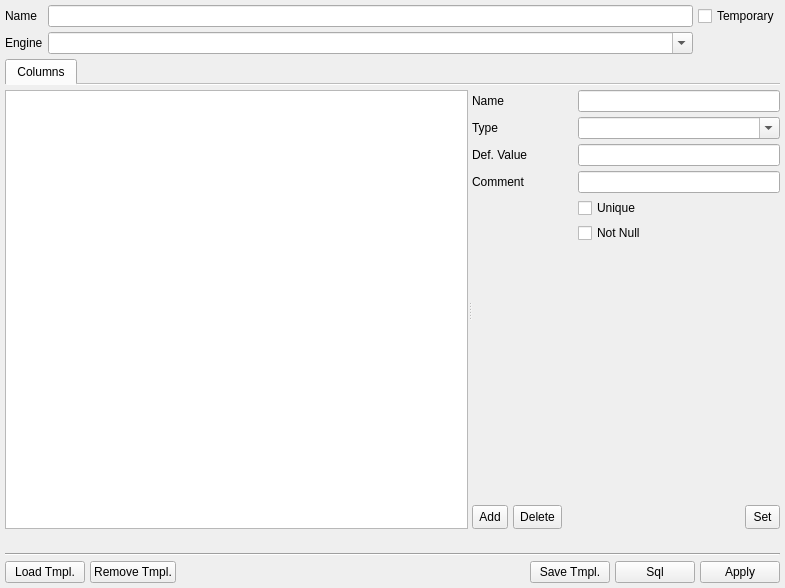
Before: the Qt Designer form guitable.ui in jkamsk/mdbsqlgui, drawn with Qt 5.
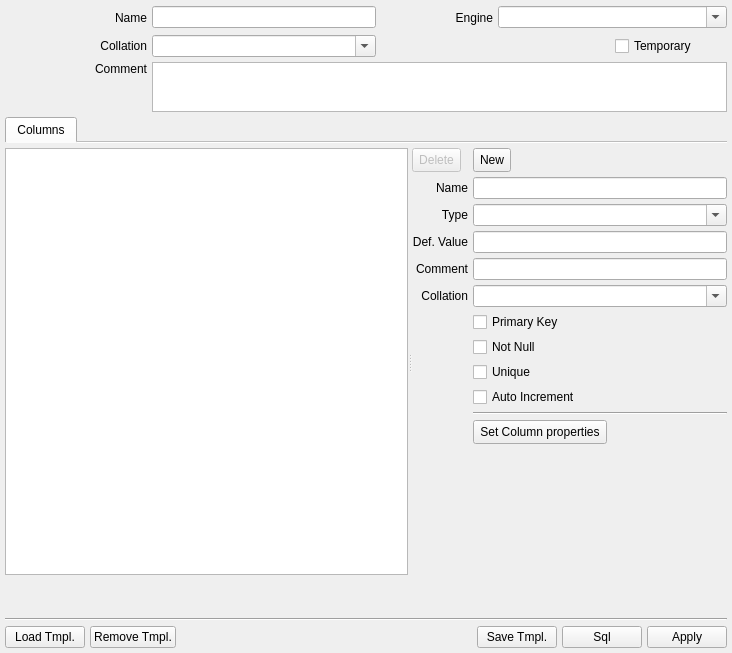
After: the same form once the commit is applied. Icons and pictures are not drawn.

Commit message: alter table complete

Diff of the .ui file:
```diff
--- a/guitable.ui
+++ b/guitable.ui
@@ -6,8 +6,8 @@
    <rect>
     <x>0</x>
     <y>0</y>
-    <width>785</width>
-    <height>588</height>
+    <width>732</width>
+    <height>653</height>
    </rect>
   </property>
   <property name="windowTitle">
@@ -31,47 +31,159 @@
    </property>
    <item>
     <layout class="QGridLayout" name="gridLayout">
-     <item row="1" column="1">
-      <widget class="QComboBox" name="Engine">
-       <property name="editable">
-        <bool>true</bool>
-       </property>
-      </widget>
-     </item>
-     <item row="1" column="0">
-      <widget class="QLabel" name="label_engine">
-       <property name="text">
-        <string>Engine</string>
-       </property>
-      </widget>
-     </item>
-     <item row="0" column="0">
-      <widget class="QLabel" name="label">
-       <property name="text">
-        <string>Name</string>
-       </property>
-      </widget>
-     </item>
      <item row="0" column="1">
-      <widget class="QLineEdit" name="TableName"/>
+      <widget class="QLabel" name="label_TableName">
+       <property name="sizePolicy">
+        <sizepolicy hsizetype="Minimum" vsizetype="Preferred">
+         <horstretch>0</horstretch>
+         <verstretch>0</verstretch>
+        </sizepolicy>
+       </property>
+       <property name="text">
+        <string>Name</string>
+       </property>
+       <property name="alignment">
+        <set>Qt::AlignRight|Qt::AlignTrailing|Qt::AlignVCenter</set>
+       </property>
+      </widget>
      </item>
-     <item row="0" column="2">
-      <widget class="QCheckBox" name="Temporary">
+     <item row="2" column="2" colspan="5">
+      <widget class="QPlainTextEdit" name="TableComment">
+       <property name="sizePolicy">
+        <sizepolicy hsizetype="Expanding" vsizetype="Fixed">
+         <horstretch>0</horstretch>
+         <verstretch>0</verstretch>
+        </sizepolicy>
+       </property>
+       <property name="maximumSize">
+        <size>
+         <width>16777215</width>
+         <height>50</height>
+        </size>
+       </property>
+      </widget>
+     </item>
+     <item row="0" column="4">
+      <widget class="QLabel" name="label_TableEngine">
+       <property name="sizePolicy">
+        <sizepolicy hsizetype="Minimum" vsizetype="Preferred">
+         <horstretch>0</horstretch>
+         <verstretch>0</verstretch>
+        </sizepolicy>
+       </property>
+       <property name="text">
+        <string>Engine</string>
+       </property>
+       <property name="alignment">
+        <set>Qt::AlignRight|Qt::AlignTrailing|Qt::AlignVCenter</set>
+       </property>
+      </widget>
+     </item>
+     <item row="1" column="2" colspan="2">
+      <widget class="QComboBox" name="TableCollation">
+       <property name="editable">
+        <bool>true</bool>
+       </property>
+      </widget>
+     </item>
+     <item row="0" column="2" colspan="2">
+      <widget class="QLineEdit" name="TableName">
+       <property name="sizePolicy">
+        <sizepolicy hsizetype="Preferred" vsizetype="Fixed">
+         <horstretch>0</horstretch>
+         <verstretch>0</verstretch>
+        </sizepolicy>
+       </property>
+      </widget>
+     </item>
+     <item row="0" column="5" colspan="2">
+      <widget class="QComboBox" name="TableEngine">
+       <property name="editable">
+        <bool>true</bool>
+       </property>
+      </widget>
+     </item>
+     <item row="1" column="6">
+      <widget class="QCheckBox" name="TableTemporary">
        <property name="text">
         <string>Temporary</string>
        </property>
       </widget>
      </item>
+     <item row="0" column="0">
+      <widget class="QToolButton" name="Refresh">
+       <property name="minimumSize">
+        <size>
+         <width>25</width>
+         <height>25</height>
+        </size>
+       </property>
+       <property name="text">
+        <string/>
+       </property>
+       <property name="icon">
+        <iconset resource="resources.qrc">
+         <normaloff>:/icons/refresh.png</normaloff>:/icons/refresh.png</iconset>
+       </property>
+       <property name="autoRaise">
+        <bool>true</bool>
+       </property>
+      </widget>
+     </item>
+     <item row="1" column="0" colspan="2">
+      <widget class="QLabel" name="label_TableCollation">
+       <property name="sizePolicy">
+        <sizepolicy hsizetype="Minimum" vsizetype="Preferred">
+         <horstretch>0</horstretch>
+         <verstretch>0</verstretch>
+        </sizepolicy>
+       </property>
+       <property name="text">
+        <string>Collation</string>
+       </property>
+       <property name="alignment">
+        <set>Qt::AlignRight|Qt::AlignTrailing|Qt::AlignVCenter</set>
+       </property>
+      </widget>
+     </item>
+     <item row="2" column="0" colspan="2">
+      <widget class="QLabel" name="label_TableComment">
+       <property name="sizePolicy">
+        <sizepolicy hsizetype="Minimum" vsizetype="Preferred">
+         <horstretch>0</horstretch>
+         <verstretch>0</verstretch>
+        </sizepolicy>
+       </property>
+       <property name="text">
+        <string>Comment</string>
+       </property>
+       <property name="alignment">
+        <set>Qt::AlignRight|Qt::AlignTop|Qt::AlignTrailing</set>
+       </property>
+      </widget>
+     </item>
     </layout>
    </item>
    <item>
     <widget class="QTabWidget" name="tabWidget">
+     <property name="tabPosition">
+      <enum>QTabWidget::North</enum>
+     </property>
+     <property name="tabShape">
+      <enum>QTabWidget::Rounded</enum>
+     </property>
      <property name="currentIndex">
       <number>0</number>
      </property>
+     <property name="elideMode">
+      <enum>Qt::ElideNone</enum>
+     </property>
      <property name="documentMode">
       <bool>true</bool>
      </property>
+     <property name="tabBarAutoHide">
+      <bool>false</bool>
+     </property>
      <widget class="QWidget" name="tabColumns">
       <attribute name="title">
        <string>Columns</string>
@@ -121,63 +233,182 @@
            </property>
            <item>
             <layout class="QGridLayout" name="gridLayout_2">
-             <item row="2" column="0">
-              <widget class="QLabel" name="label_4">
+             <item row="0" column="1">
+              <widget class="QToolButton" name="ColumnDelete">
+               <property name="enabled">
+                <bool>false</bool>
+               </property>
+               <property name="minimumSize">
+                <size>
+                 <width>35</width>
+                 <height>24</height>
+                </size>
+               </property>
                <property name="text">
-                <string>Def. Value</string>
+                <string>Delete</string>
                </property>
+               <property name="icon">
+                <iconset resource="resources.qrc">
+                 <normaloff>:/icons/remove.png</normaloff>:/icons/remove.png</iconset>
+               </property>
+               <property name="toolButtonStyle">
+                <enum>Qt::ToolButtonTextBesideIcon</enum>
+               </property>
               </widget>
              </item>
-             <item row="2" column="1" colspan="2">
-              <widget class="QLineEdit" name="DefaultValue"/>
+             <item row="10" column="2" colspan="2">
+              <widget class="Line" name="line_2">
+               <property name="orientation">
+                <enum>Qt::Horizontal</enum>
+               </property>
+              </widget>
              </item>
-             <item row="3" column="0">
-              <widget class="QLabel" name="label_5">
+             <item row="11" column="2">
+              <widget class="QToolButton" name="ColumnSet">
+               <property name="sizePolicy">
+                <sizepolicy hsizetype="Fixed" vsizetype="Fixed">
+                 <horstretch>0</horstretch>
+                 <verstretch>0</verstretch>
+                </sizepolicy>
+               </property>
+               <property name="minimumSize">
+                <size>
+                 <width>35</width>
+                 <height>24</height>
+                </size>
+               </property>
+               <property name="text">
+                <string>Set Column properties</string>
+               </property>
+               <property name="icon">
+                <iconset resource="resources.qrc">
+                 <normaloff>:/icons/set-left.png</normaloff>:/icons/set-left.png</iconset>
+               </property>
+               <property name="toolButtonStyle">
+                <enum>Qt::ToolButtonTextBesideIcon</enum>
+               </property>
+              </widget>
+             </item>
+             <item row="2" column="2" colspan="2">
+              <widget class="QComboBox" name="ColumnType">
+               <property name="editable">
+                <bool>true</bool>
+               </property>
+              </widget>
+             </item>
+             <item row="4" column="1">
+              <widget class="QLabel" name="label_ColumnComment">
                <property name="text">
                 <string>Comment</string>
                </property>
+               <property name="alignment">
+                <set>Qt::AlignRight|Qt::AlignTrailing|Qt::AlignVCenter</set>
+               </property>
               </widget>
              </item>
-             <item row="3" column="1" colspan="2">
-              <widget class="QLineEdit" name="Comment"/>
+             <item row="0" column="2">
+              <widget class="QToolButton" name="ColumnNew">
+               <property name="minimumSize">
+                <size>
+                 <width>35</width>
+                 <height>24</height>
+                </size>
+               </property>
+               <property name="text">
+                <string>New</string>
+               </property>
+               <property name="icon">
+                <iconset resource="resources.qrc">
+                 <normaloff>:/icons/add.png</normaloff>:/icons/add.png</iconset>
+               </property>
+               <property name="toolButtonStyle">
+                <enum>Qt::ToolButtonTextBesideIcon</enum>
+               </property>
+              </widget>
              </item>
-             <item row="4" column="1" colspan="2">
-              <widget class="QCheckBox" name="Unique">
+             <item row="4" column="2" colspan="2">
+              <widget class="QLineEdit" name="ColumnComment"/>
+             </item>
+             <item row="1" column="2" colspan="2">
+              <widget class="QLineEdit" name="ColumnName"/>
+             </item>
+             <item row="8" column="2">
+              <widget class="QCheckBox" name="ColumnUnique">
                <property name="text">
                 <string>Unique</string>
                </property>
               </widget>
              </item>
-             <item row="1" column="0">
-              <widget class="QLabel" name="label_2">
+             <item row="2" column="1">
+              <widget class="QLabel" name="label_ColumnType">
                <property name="text">
                 <string>Type</string>
                </property>
-              </widget>
-             </item>
-             <item row="5" column="1" colspan="2">
-              <widget class="QCheckBox" name="NotNull">
-               <property name="text">
-                <string>Not Null</string>
+               <property name="alignment">
+                <set>Qt::AlignRight|Qt::AlignTrailing|Qt::AlignVCenter</set>
                </property>
               </widget>
              </item>
-             <item row="1" column="1" colspan="2">
-              <widget class="QComboBox" name="Type">
-               <property name="editable">
-                <bool>true</bool>
-               </property>
-              </widget>
+             <item row="3" column="2" colspan="2">
+              <widget class="QLineEdit" name="ColumnDefaultValue"/>
              </item>
-             <item row="0" column="0">
-              <widget class="QLabel" name="label_3">
+             <item row="1" column="1">
+              <widget class="QLabel" name="label_ColumnName">
                <property name="text">
                 <string>Name</string>
                </property>
+               <property name="alignment">
+                <set>Qt::AlignRight|Qt::AlignTrailing|Qt::AlignVCenter</set>
+               </property>
               </widget>
              </item>
-             <item row="0" column="1" colspan="2">
-              <widget class="QLineEdit" name="ColumnName"/>
+             <item row="7" column="2">
+              <widget class="QCheckBox" name="ColumnNotNull">
+               <property name="text">
+                <string>Not Null</string>
+               </property>
+              </widget>
+             </item>
+             <item row="9" column="2">
+              <widget class="QCheckBox" name="ColumnAutoIncrement">
+               <property name="text">
+                <string>Auto Increment</string>
+               </property>
+              </widget>
+             </item>
+             <item row="6" column="2">
+              <widget class="QCheckBox" name="ColumnPrimaryKey">
+               <property name="text">
+                <string>Primary Key</string>
+               </property>
+              </widget>
+             </item>
+             <item row="3" column="1">
+              <widget class="QLabel" name="label_ColumnDefaultValue">
+               <property name="text">
+                <string>Def. Value</string>
+               </property>
+               <property name="alignment">
+                <set>Qt::AlignRight|Qt::AlignTrailing|Qt::AlignVCenter</set>
+               </property>
+              </widget>
+             </item>
+             <item row="5" column="1">
+              <widget class="QLabel" name="label_ColumnCollation">
+               <property name="text">
+                <string>Collation</string>
+               </property>
+               <property name="alignment">
+                <set>Qt::AlignRight|Qt::AlignTrailing|Qt::AlignVCenter</set>
+               </property>
+              </widget>
+             </item>
+             <item row="5" column="2" colspan="2">
+              <widget class="QComboBox" name="ColumnCollation">
+               <property name="editable">
+                <bool>true</bool>
+               </property>
+              </widget>
              </item>
             </layout>
            </item>
@@ -194,83 +425,6 @@
              </property>
             </spacer>
            </item>
-           <item>
-            <layout class="QHBoxLayout" name="horizontalLayout_2">
-             <item>
-              <widget class="QToolButton" name="New">
-               <property name="minimumSize">
-                <size>
-                 <width>35</width>
-                 <height>24</height>
-                </size>
-               </property>
-               <property name="text">
-                <string>Add</string>
-               </property>
-               <property name="icon">
-                <iconset resource="resources.qrc">
-                 <normaloff>:/icons/add.png</normaloff>:/icons/add.png</iconset>
-               </property>
-               <property name="toolButtonStyle">
-                <enum>Qt::ToolButtonTextBesideIcon</enum>
-               </property>
-              </widget>
-             </item>
-             <item>
-              <widget class="QToolButton" name="Delete">
-               <property name="minimumSize">
-                <size>
-                 <width>35</width>
-                 <height>24</height>
-                </size>
-               </property>
-               <property name="text">
-                <string>Delete</string>
-               </property>
-               <property name="icon">
-                <iconset resource="resources.qrc">
-                 <normaloff>:/icons/remove.png</normaloff>:/icons/remove.png</iconset>
-               </property>
-               <property name="toolButtonStyle">
-                <enum>Qt::ToolButtonTextBesideIcon</enum>
-               </property>
-              </widget>
-             </item>
-             <item>
-              <spacer name="horizontalSpacer_2">
-               <property name="orientation">
-                <enum>Qt::Horizontal</enum>
-               </property>
-               <property name="sizeHint" stdset="0">
-                <size>
-                 <width>40</width>
-                 <height>20</height>
-                </size>
-               </property>
-              </spacer>
-             </item>
-             <item>
-              <widget class="QToolButton" name="Set">
-               <property name="minimumSize">
-                <size>
-                 <width>35</width>
-                 <height>24</height>
-                </size>
-               </property>
-               <property name="text">
-                <string>Set</string>
-               </property>
-               <property name="icon">
-                <iconset resource="resources.qrc">
-                 <normaloff>:/icons/ok.png</normaloff>:/icons/ok.png</iconset>
-               </property>
-               <property name="toolButtonStyle">
-                <enum>Qt::ToolButtonTextBesideIcon</enum>
-               </property>
-              </widget>
-             </item>
-            </layout>
-           </item>
           </layout>
          </widget>
         </widget>
@@ -279,6 +433,59 @@
      </widget>
     </widget>
    </item>
+   <item>
+    <widget class="QLabel" name="TableWarning">
+     <property name="palette">
+      <palette>
+       <active>
+        <colorrole role="WindowText">
+         <brush brushstyle="SolidPattern">
+          <color alpha="255">
+           <red>177</red>
+           <green>118</green>
+           <blue>0</blue>
+          </color>
+         </brush>
+        </colorrole>
+       </active>
+       <inactive>
+        <colorrole role="WindowText">
+         <brush brushstyle="SolidPattern">
+          <color alpha="255">
+           <red>177</red>
+           <green>118</green>
+           <blue>0</blue>
+          </color>
+         </brush>
+        </colorrole>
+       </inactive>
+       <disabled>
+        <colorrole role="WindowText">
+         <brush brushstyle="SolidPattern">
+          <color alpha="255">
+           <red>165</red>
+           <green>167</green>
+           <blue>169</blue>
+          </color>
+         </brush>
+        </colorrole>
+       </disabled>
+      </palette>
+     </property>
+     <property name="font">
+      <font>
+       <weight>75</weight>
+       <bold>true</bold>
+      </font>
+     </property>
+     <property name="text">
+      <string notr="true"/>
+     </property>
+     <property name="alignment">
+      <set>Qt::AlignRight|Qt::AlignTrailing|Qt::AlignVCenter</set>
+     </property>
+    </widget>
+   </item>
    <item>
     <widget class="QLabel" name="Msg">
      <property name="palette">
```
Left out of the diff: 11 changed lines with no effect on the pictures. The commit also changes 15 other files.
